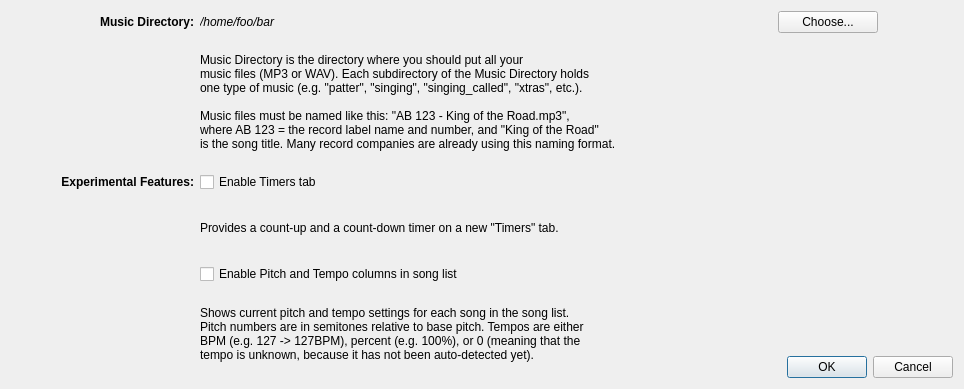
Old version of the form SquareDesk-DEV/test123/preferencesdialog.ui in the repository mpogue2/SquareDesk.
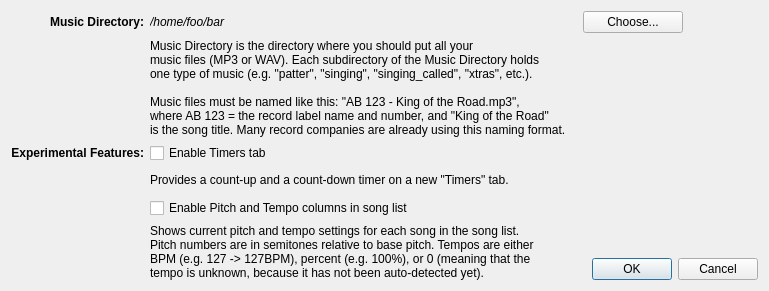
New version of the form.

Commit message:
Added Callerlab A1 List tab, tweaked font sizes
Font sizes for MacOS X and Windows are now more readable in Callerlab List tabs and Preferences dialog.  Also tweaked the initial window size to make it a bit more compact (better yet: we should remember the last user-set window size in QSettings at some point).

What changed in the file:
```diff
--- a/SquareDesk-DEV/test123/preferencesdialog.ui
+++ b/SquareDesk-DEV/test123/preferencesdialog.ui
@@ -6,8 +6,8 @@
    <rect>
     <x>0</x>
     <y>0</y>
-    <width>964</width>
-    <height>389</height>
+    <width>769</width>
+    <height>291</height>
    </rect>
   </property>
   <property name="windowTitle">
```
The commit also changes 3 other files.
